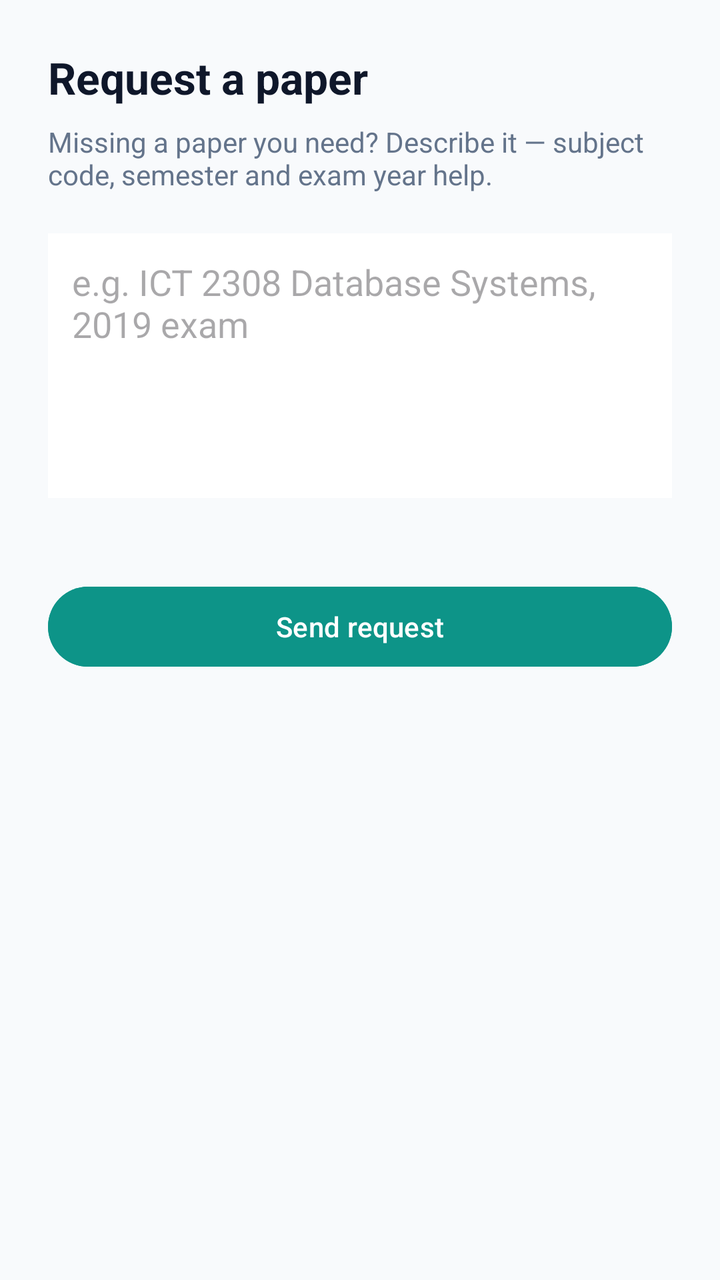
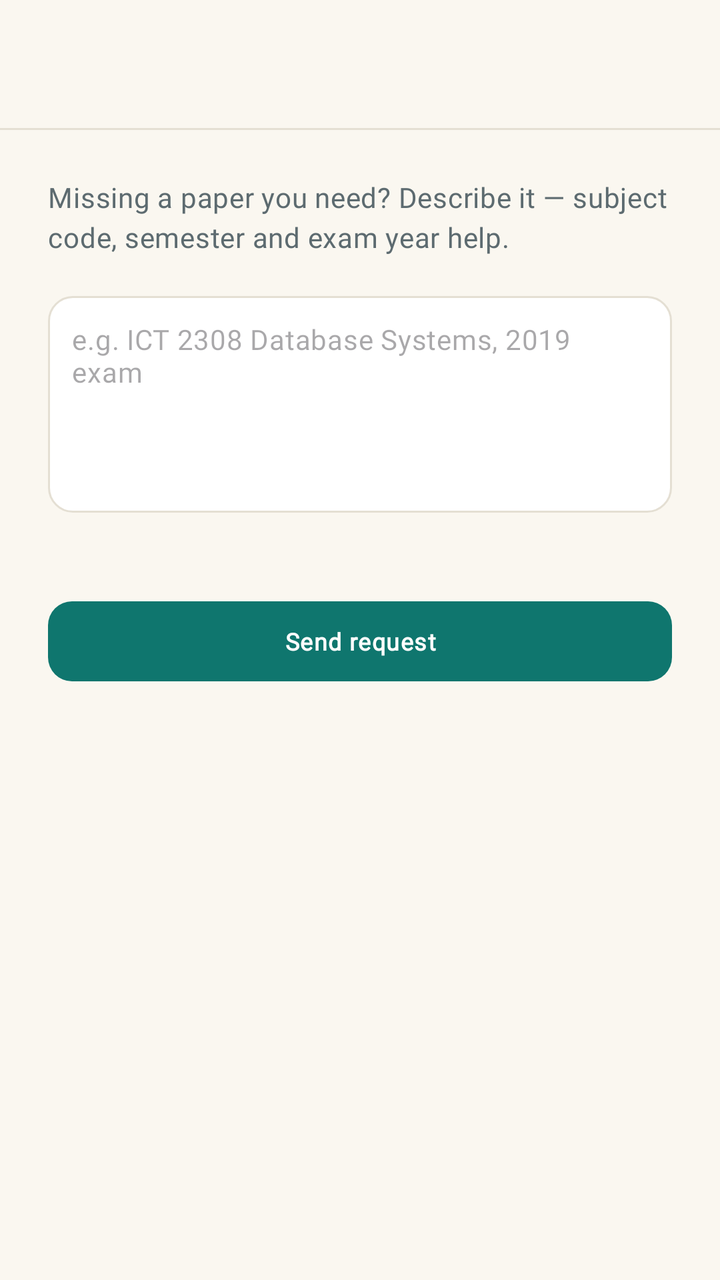

The first picture is an Android layout as it rendered before a commit; the second is the same layout after the commit. The layout source and the unified diff follow.
<!-- AndroidManifest.xml: application theme Theme.RUSLearn -->
<!-- res/layout/activity_paper_request.xml -->
<?xml version="1.0" encoding="utf-8"?>
<androidx.constraintlayout.widget.ConstraintLayout xmlns:android="http://schemas.android.com/apk/res/android"
    xmlns:app="http://schemas.android.com/apk/res-auto"
    android:layout_width="match_parent"
    android:layout_height="match_parent"
    android:background="@color/colorBackground"
    android:padding="24dp">

    <TextView
        android:id="@+id/requestHeading"
        android:layout_width="0dp"
        android:layout_height="wrap_content"
        android:text="@string/request_title"
        android:textColor="@color/colorPrimary"
        android:textSize="22sp"
        android:textStyle="bold"
        app:layout_constraintEnd_toEndOf="parent"
        app:layout_constraintStart_toStartOf="parent"
        app:layout_constraintTop_toTopOf="parent" />

    <TextView
        android:id="@+id/requestIntro"
        android:layout_width="0dp"
        android:layout_height="wrap_content"
        android:layout_marginTop="8dp"
        android:text="@string/request_intro"
        android:textColor="@color/colorTextMuted"
        android:textSize="14sp"
        app:layout_constraintEnd_toEndOf="parent"
        app:layout_constraintStart_toStartOf="parent"
        app:layout_constraintTop_toBottomOf="@id/requestHeading" />

    <EditText
        android:id="@+id/etRequest"
        android:layout_width="0dp"
        android:layout_height="wrap_content"
        android:layout_marginTop="20dp"
        android:background="@color/colorSurface"
        android:gravity="top"
        android:hint="@string/request_hint"
        android:importantForAutofill="no"
        android:inputType="textMultiLine"
        android:lines="5"
        android:maxLines="8"
        android:padding="12dp"
        app:layout_constraintEnd_toEndOf="parent"
        app:layout_constraintStart_toStartOf="parent"
        app:layout_constraintTop_toBottomOf="@id/requestIntro" />

    <TextView
        android:id="@+id/tvRequestCounter"
        android:layout_width="wrap_content"
        android:layout_height="wrap_content"
        android:layout_marginTop="8dp"
        android:text=""
        android:textColor="@color/colorTextMuted"
        android:textSize="12sp"
        app:layout_constraintEnd_toEndOf="parent"
        app:layout_constraintStart_toStartOf="parent"
        app:layout_constraintTop_toBottomOf="@id/etRequest" />

    <Button
        android:id="@+id/btnSubmitRequest"
        android:layout_width="0dp"
        android:layout_height="48dp"
        android:layout_marginTop="16dp"
        android:backgroundTint="@color/colorAccent"
        android:text="@string/request_submit"
        android:textColor="@android:color/white"
        app:layout_constraintEnd_toEndOf="parent"
        app:layout_constraintStart_toStartOf="parent"
        app:layout_constraintTop_toBottomOf="@id/tvRequestCounter" />

    <TextView
        android:id="@+id/tvRequestError"
        android:layout_width="0dp"
        android:layout_height="wrap_content"
        android:layout_marginTop="12dp"
        android:gravity="center"
        android:textColor="@color/colorError"
        android:textSize="13sp"
        android:visibility="gone"
        app:layout_constraintEnd_toEndOf="parent"
        app:layout_constraintStart_toStartOf="parent"
        app:layout_constraintTop_toBottomOf="@id/btnSubmitRequest" />

</androidx.constraintlayout.widget.ConstraintLayout>
<!-- resources referenced by this layout -->
<resources>
  <color name="colorAccent">#0D9488</color>
  <color name="colorBackground">#F8FAFC</color>
  <color name="colorError">#DC2626</color>
  <color name="colorPrimary">#0F172A</color>
  <color name="colorSurface">#FFFFFF</color>
  <color name="colorTextMuted">#64748B</color>
  <string name="request_title">Request a paper</string>
  <style name="Theme.RUSLearn" parent="Theme.Material3.DayNight.NoActionBar">
          <item name="colorPrimary">@color/colorPrimary</item>
          <item name="colorSecondary">@color/colorAccent</item>
          <item name="android:windowBackground">@color/colorBackground</item>
      </style>
  <!-- unchanged entries left out for length: 3 -->
</resources>

<!-- the commit's change to res/layout/activity_paper_request.xml (unified diff, before → after) -->
@@ -1,87 +1,101 @@
 <?xml version="1.0" encoding="utf-8"?>
-<androidx.constraintlayout.widget.ConstraintLayout xmlns:android="http://schemas.android.com/apk/res/android"
+<LinearLayout xmlns:android="http://schemas.android.com/apk/res/android"
     xmlns:app="http://schemas.android.com/apk/res-auto"
     android:layout_width="match_parent"
     android:layout_height="match_parent"
-    android:background="@color/colorBackground"
-    android:padding="24dp">
+    android:background="@color/colorPaper"
+    android:orientation="vertical">
 
-    <TextView
-        android:id="@+id/requestHeading"
-        android:layout_width="0dp"
-        android:layout_height="wrap_content"
-        android:text="@string/request_title"
-        android:textColor="@color/colorPrimary"
-        android:textSize="22sp"
-        android:textStyle="bold"
-        app:layout_constraintEnd_toEndOf="parent"
-        app:layout_constraintStart_toStartOf="parent"
-        app:layout_constraintTop_toTopOf="parent" />
+    <include layout="@layout/view_toolbar" />
 
-    <TextView
-        android:id="@+id/requestIntro"
-        android:layout_width="0dp"
-        android:layout_height="wrap_content"
-        android:layout_marginTop="8dp"
-        android:text="@string/request_intro"
-        android:textColor="@color/colorTextMuted"
-        android:textSize="14sp"
-        app:layout_constraintEnd_toEndOf="parent"
-        app:layout_constraintStart_toStartOf="parent"
-        app:layout_constraintTop_toBottomOf="@id/requestHeading" />
+    <androidx.constraintlayout.widget.ConstraintLayout
+        android:layout_width="match_parent"
+        android:layout_height="match_parent"
+        android:padding="24dp">
 
-    <EditText
-        android:id="@+id/etRequest"
-        android:layout_width="0dp"
-        android:layout_height="wrap_content"
-        android:layout_marginTop="20dp"
-        android:background="@color/colorSurface"
-        android:gravity="top"
-        android:hint="@string/request_hint"
-        android:importantForAutofill="no"
-        android:inputType="textMultiLine"
-        android:lines="5"
-        android:maxLines="8"
-        android:padding="12dp"
-        app:layout_constraintEnd_toEndOf="parent"
-        app:layout_constraintStart_toStartOf="parent"
-        app:layout_constraintTop_toBottomOf="@id/requestIntro" />
+        <TextView
+            android:id="@+id/requestIntro"
+            android:layout_width="0dp"
+            android:layout_height="wrap_content"
+            android:text="@string/request_intro"
+            android:textAppearance="@style/TextAppearance.RUSLearn.Body"
+            android:textColor="@color/colorInkMuted"
+            app:layout_constraintEnd_toEndOf="parent"
+            app:layout_constraintStart_toStartOf="parent"
+            app:layout_constraintTop_toTopOf="parent" />
 
-    <TextView
-        android:id="@+id/tvRequestCounter"
-        android:layout_width="wrap_content"
-        android:layout_height="wrap_content"
-        android:layout_marginTop="8dp"
-        android:text=""
-        android:textColor="@color/colorTextMuted"
-        android:textSize="12sp"
-        app:layout_constraintEnd_toEndOf="parent"
-        app:layout_constraintStart_toStartOf="parent"
-        app:layout_constraintTop_toBottomOf="@id/etRequest" />
+        <EditText
+            android:id="@+id/etRequest"
+            android:layout_width="0dp"
+            android:layout_height="wrap_content"
+            android:layout_marginTop="20dp"
+            android:background="@drawable/bg_field"
+            android:gravity="top"
+            android:hint="@string/request_hint"
+            android:importantForAutofill="no"
+            android:inputType="textMultiLine"
+            android:lines="5"
+            android:maxLines="8"
+            android:padding="12dp"
+            android:textAppearance="@style/TextAppearance.RUSLearn.Body"
+            app:layout_constraintEnd_toEndOf="parent"
+            app:layout_constraintStart_toStartOf="parent"
+            app:layout_constraintTop_toBottomOf="@id/requestIntro" />
 
-    <Button
-        android:id="@+id/btnSubmitRequest"
-        android:layout_width="0dp"
-        android:layout_height="48dp"
-        android:layout_marginTop="16dp"
-        android:backgroundTint="@color/colorAccent"
-        android:text="@string/request_submit"
-        android:textColor="@android:color/white"
-        app:layout_constraintEnd_toEndOf="parent"
-        app:layout_constraintStart_toStartOf="parent"
-        app:layout_constraintTop_toBottomOf="@id/tvRequestCounter" />
+        <TextView
+            android:id="@+id/tvRequestCounter"
+            android:layout_width="wrap_content"
+            android:layout_height="wrap_content"
+            android:layout_marginTop="8dp"
+            android:text=""
+            android:textAppearance="@style/TextAppearance.RUSLearn.Code"
+            android:textColor="@color/colorInkMuted"
+            app:layout_constraintEnd_toEndOf="parent"
+            app:layout_constraintStart_toStartOf="parent"
+            app:layout_constraintTop_toBottomOf="@id/etRequest" />
 
-    <TextView
-        android:id="@+id/tvRequestError"
-        android:layout_width="0dp"
-        android:layout_height="wrap_content"
-        android:layout_marginTop="12dp"
-        android:gravity="center"
-        android:textColor="@color/colorError"
-        android:textSize="13sp"
-        android:visibility="gone"
-        app:layout_constraintEnd_toEndOf="parent"
-        app:layout_constraintStart_toStartOf="parent"
-        app:layout_constraintTop_toBottomOf="@id/btnSubmitRequest" />
+        <Button
+            android:id="@+id/btnSubmitRequest"
+            android:layout_width="0dp"
+            android:layout_height="48dp"
+            android:layout_marginTop="16dp"
+            android:text="@string/request_submit"
+            app:layout_constraintEnd_toEndOf="parent"
+            app:layout_constraintStart_toStartOf="parent"
+            app:layout_constraintTop_toBottomOf="@id/tvRequestCounter" />
 
-</androidx.constraintlayout.widget.ConstraintLayout>
+        <TextView
+            android:id="@+id/tvRequestError"
+            android:layout_width="0dp"
+            android:layout_height="wrap_content"
+            android:layout_marginTop="12dp"
+            android:gravity="center"
+            android:textAppearance="@style/TextAppearance.RUSLearn.Body"
+            android:textColor="@color/colorError"
+            android:visibility="gone"
+            app:layout_constraintEnd_toEndOf="parent"
+            app:layout_constraintStart_toStartOf="parent"
+            app:layout_constraintTop_toBottomOf="@id/btnSubmitRequest" />
+
+    </androidx.constraintlayout.widget.ConstraintLayout>
+</LinearLayout>
+<!-- res/layout/view_toolbar.xml (included above) -->
+<?xml version="1.0" encoding="utf-8"?>
+<LinearLayout xmlns:android="http://schemas.android.com/apk/res/android"
+    xmlns:app="http://schemas.android.com/apk/res-auto"
+    android:layout_width="match_parent"
+    android:layout_height="wrap_content"
+    android:orientation="vertical">
+
+    <com.google.android.material.appbar.MaterialToolbar
+        android:id="@+id/toolbar"
+        style="@style/Toolbar.RUSLearn"
+        android:layout_width="match_parent"
+        android:layout_height="?attr/actionBarSize"
+        app:titleTextAppearance="@style/TextAppearance.RUSLearn.Title" />
+
+    <View
+        android:layout_width="match_parent"
+        android:layout_height="1dp"
+        android:background="@color/colorHairline" />
+</LinearLayout>
<!-- resource entries referenced after the edit -->
@@ -1,16 +1,107 @@
 <!-- resources referenced by this layout -->
 <resources>
-  <color name="colorAccent">#0D9488</color>
-  <color name="colorBackground">#F8FAFC</color>
-  <color name="colorError">#DC2626</color>
-  <color name="colorPrimary">#0F172A</color>
-  <color name="colorSurface">#FFFFFF</color>
-  <color name="colorTextMuted">#64748B</color>
-  <string name="request_title">Request a paper</string>
+  <color name="colorError">#B91C1C</color>
+  <color name="colorHairline">#E4DFD3</color>
+  <color name="colorInkMuted">#5D6B70</color>
+  <color name="colorPaper">#FAF7F0</color>
+  <!-- drawable bg_field (drawable) -->
+  <?xml version="1.0" encoding="utf-8"?>
+  <shape xmlns:android="http://schemas.android.com/apk/res/android">
+      <solid android:color="@color/colorCard" />
+      <stroke android:width="1dp" android:color="@color/colorHairline" />
+      <corners android:radius="12dp" />
+  </shape>
+  <style name="TextAppearance.RUSLearn.Body" parent="TextAppearance.Material3.BodyMedium">
+          <item name="android:fontFamily">@font/plex_sans</item>
+          <item name="fontFamily">@font/plex_sans</item>
+          <item name="android:textSize">14sp</item>
+      </style>
+  <style name="TextAppearance.RUSLearn.Code" parent="TextAppearance.Material3.LabelSmall">
+          <item name="android:fontFamily">@font/plex_mono</item>
+          <item name="fontFamily">@font/plex_mono</item>
+          <item name="android:textSize">12sp</item>
+          <item name="android:textStyle">normal</item>
+          <item name="android:letterSpacing">0.03</item>
+      </style>
+  <style name="TextAppearance.RUSLearn.Title" parent="TextAppearance.Material3.TitleLarge">
+          <item name="android:fontFamily">@font/plex_serif</item>
+          <item name="fontFamily">@font/plex_serif</item>
+          <item name="android:textSize">22sp</item>
+          <item name="android:textStyle">bold</item>
+          <item name="android:letterSpacing">-0.01</item>
+      </style>
+  <style name="Toolbar.RUSLearn" parent="Widget.Material3.Toolbar">
+          <item name="android:background">@color/colorPaper</item>
+          <item name="titleTextAppearance">@style/TextAppearance.RUSLearn.Title</item>
+          <item name="subtitleTextAppearance">@style/TextAppearance.RUSLearn.Code</item>
+          <item name="titleTextColor">@color/colorInk</item>
+          <item name="navigationIconTint">@color/colorInk</item>
+      </style>
   <style name="Theme.RUSLearn" parent="Theme.Material3.DayNight.NoActionBar">
-          <item name="colorPrimary">@color/colorPrimary</item>
-          <item name="colorSecondary">@color/colorAccent</item>
-          <item name="android:windowBackground">@color/colorBackground</item>
+          
+          <item name="colorPrimary">@color/colorFaculty</item>
+          <item name="colorOnPrimary">@color/colorOnFaculty</item>
+          <item name="colorPrimaryContainer">@color/colorFacultyContainer</item>
+          <item name="colorOnPrimaryContainer">@color/colorFaculty</item>
+          <item name="colorSecondary">@color/colorFaculty</item>
+          <item name="colorOnSecondary">@color/colorOnFaculty</item>
+          <item name="colorSecondaryContainer">@color/colorFacultyContainer</item>
+          <item name="colorOnSecondaryContainer">@color/colorFaculty</item>
+          <item name="colorSurface">@color/colorCard</item>
+          <item name="colorOnSurface">@color/colorInk</item>
+          <item name="colorOnSurfaceVariant">@color/colorInkMuted</item>
+          <item name="android:colorBackground">@color/colorPaper</item>
+          <item name="colorError">@color/colorError</item>
+          <item name="colorOutline">@color/colorHairline</item>
+          <item name="colorOutlineVariant">@color/colorHairline</item>
+  
+          
+          <item name="android:windowBackground">@color/colorPaper</item>
+          <item name="android:statusBarColor">@color/colorPaper</item>
+          <item name="android:windowLightStatusBar">true</item>
+  
+          
+          <item name="android:textAppearance">@style/TextAppearance.RUSLearn.Body</item>
+          <item name="textAppearanceTitleLarge">@style/TextAppearance.RUSLearn.Title</item>
+          <item name="textAppearanceBodyMedium">@style/TextAppearance.RUSLearn.Body</item>
+          <item name="textAppearanceLabelMedium">@style/TextAppearance.RUSLearn.Label</item>
+  
+          
+          <item name="materialCardViewStyle">@style/Card.RUSLearn</item>
+          <item name="materialButtonStyle">@style/Button.RUSLearn.Filled</item>
+          <item name="chipStyle">@style/Chip.RUSLearn</item>
+      </style>
+  <color name="colorCard">#FFFFFF</color>
+  <color name="colorInk">#14282E</color>
+  <color name="colorFaculty">#0F766E</color>
+  <color name="colorOnFaculty">#FFFFFF</color>
+  <color name="colorFacultyContainer">#CCE8E4</color>
+  <style name="TextAppearance.RUSLearn.Label" parent="TextAppearance.Material3.LabelMedium">
+          <item name="android:fontFamily">@font/plex_sans</item>
+          <item name="fontFamily">@font/plex_sans</item>
+          <item name="android:textSize">12sp</item>
+          <item name="android:textStyle">bold</item>
+      </style>
+  <style name="Card.RUSLearn" parent="Widget.Material3.CardView.Elevated">
+          <item name="cardBackgroundColor">@color/colorCard</item>
+          <item name="strokeColor">@color/colorHairline</item>
+          <item name="strokeWidth">1dp</item>
+          <item name="cardCornerRadius">16dp</item>
+          <item name="cardElevation">0dp</item>
+          <item name="contentPadding">16dp</item>
+      </style>
+  <style name="Button.RUSLearn.Filled">
+          <item name="backgroundTint">@color/colorFaculty</item>
+          <item name="android:textColor">@color/colorOnFaculty</item>
+          <item name="iconTint">@color/colorOnFaculty</item>
+      </style>
+  <style name="Chip.RUSLearn" parent="Widget.Material3.Chip.Assist">
+          <item name="android:textAppearance">@style/TextAppearance.RUSLearn.Code</item>
+          <item name="chipBackgroundColor">@color/colorFacultyContainer</item>
+          <item name="chipStrokeColor">@color/colorHairline</item>
+          <item name="chipStrokeWidth">1dp</item>
+          <item name="android:textColor">@color/colorFaculty</item>
+          <item name="closeIconTint">@color/colorFaculty</item>
       </style>
   <!-- unchanged entries left out for length: 3 -->
 </resources>
